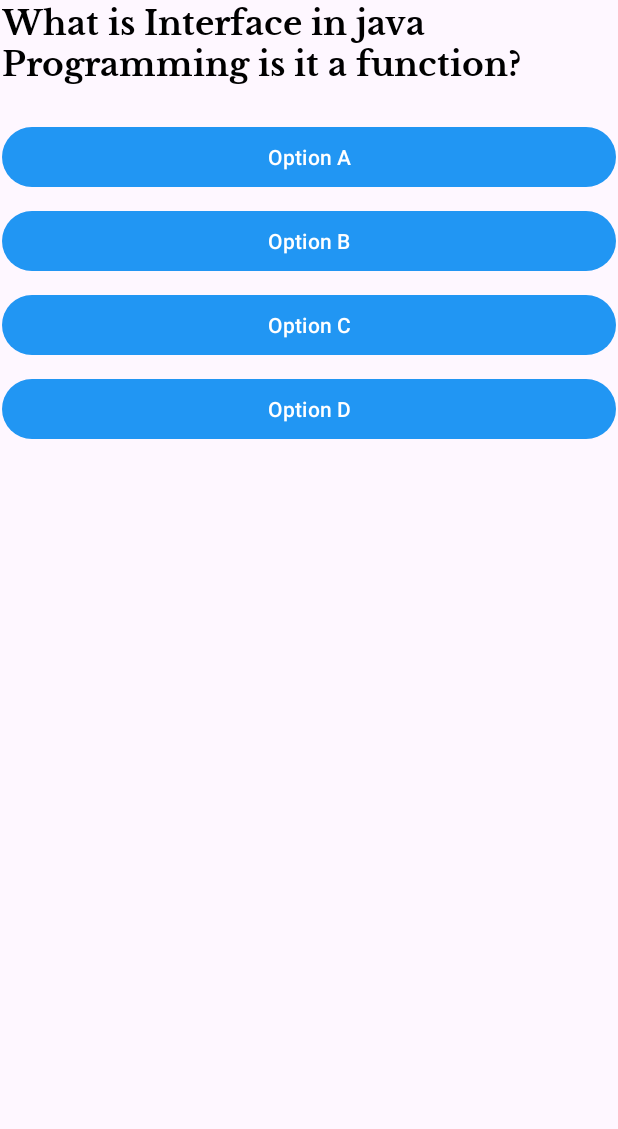
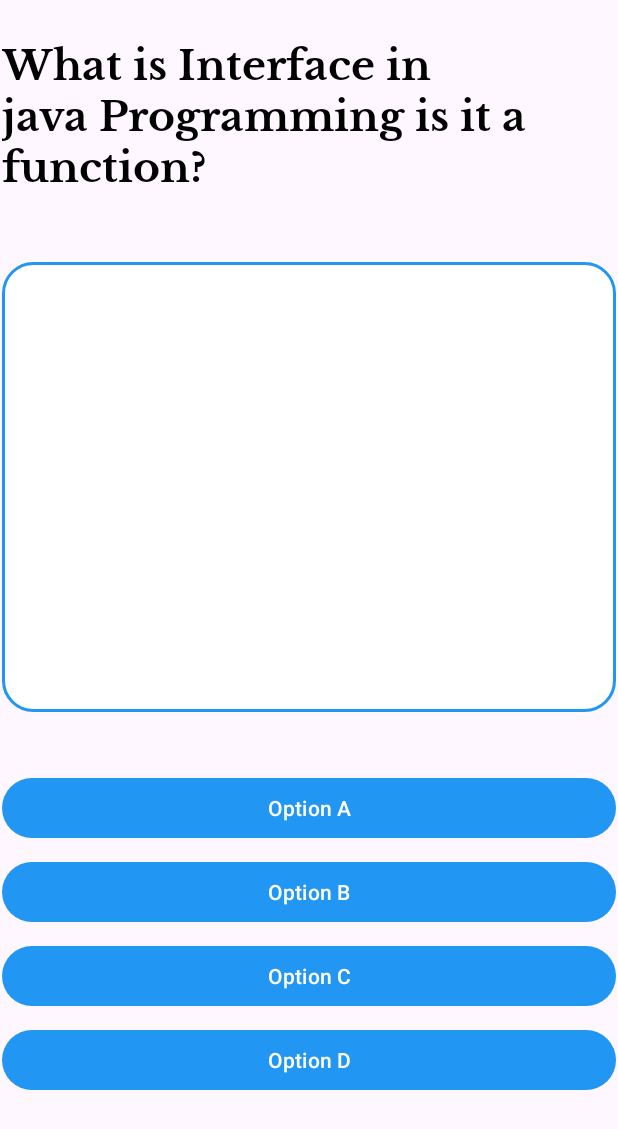
Before and after one commit to Mr-coder14/Quiz1, an Android app: the layout fragment_quiz_question.xml on its own in the app's theme, with its tools: preview values and no code run, on a phone screen of 412 x 824 dp. Shown: the top 1129 px of the screen. Run offline under Robolectric (Android 15) with nearby library versions, the phone set to English and light mode, and no system bars.

```diff
--- a/app/src/main/java/com/RapCodeTechnologies/Quiz/QuizActivity.java
+++ b/app/src/main/java/com/RapCodeTechnologies/Quiz/QuizActivity.java
@@ -34,6 +34,7 @@ public class QuizActivity extends AppCompatActivity {
     private ProgressBar quizprogress;
     private ImageButton imageButton;
     private int score = 0;
+    private ProgressBar progressBar1;
     @Override
     protected void onCreate(Bundle savedInstanceState) {
         super.onCreate(savedInstanceState);
@@ -41,9 +42,11 @@ public class QuizActivity extends AppCompatActivity {
         quiztitle=findViewById(R.id.quiztitile);
         timer=findViewById(R.id.timer);
         quizprogress=findViewById(R.id.progressquiz);
+        progressBar1=findViewById(R.id.progressbaroverall);
         imageButton=findViewById(R.id.backquiz);
         quizDatabase = FirebaseDatabase.getInstance().getReference("quiz_questions");
         loadQuestionsFromFirebase();
+        progressBar1.setVisibility(View.VISIBLE);
         imageButton.setOnClickListener(new View.OnClickListener() {
             @Override
             public void onClick(View view) {
@@ -81,6 +84,7 @@ public class QuizActivity extends AppCompatActivity {
 
     public void loadNextQuestion() {
         if (currentQuestionIndex < questionList.size()) {
+            progressBar1.setVisibility(View.GONE);
             findViewById(R.id.timer).setVisibility(View.VISIBLE);
             findViewById(R.id.progressquiz).setVisibility(View.VISIBLE);
             findViewById(R.id.backquiz).setVisibility(View.VISIBLE);
@@ -136,6 +140,7 @@ public class QuizActivity extends AppCompatActivity {
 
     private void showResultFragment() {
         findViewById(R.id.timer).setVisibility(View.GONE);
+        progressBar1.setVisibility(View.GONE);
         findViewById(R.id.progressquiz).setVisibility(View.GONE);
         findViewById(R.id.quiztitile).setVisibility(View.GONE);
         findViewById(R.id.timeriamge).setVisibility(View.GONE);
--- /dev/null
+++ b/app/src/main/res/drawable/baseline_arrow_back_24.xml
@@ -0,0 +1,5 @@
+<vector xmlns:android="http://schemas.android.com/apk/res/android" android:autoMirrored="true" android:height="24dp" android:tint="#000000" android:viewportHeight="24" android:viewportWidth="24" android:width="24dp">
+
+    <path android:fillColor="@android:color/white" android:pathData="M20,11H7.83l5.59,-5.59L12,4l-8,8 8,8 1.41,-1.41L7.83,13H20v-2z"/>
+
+</vector>
--- /dev/null
+++ b/app/src/main/res/drawable/baseline_cancel_24.xml
@@ -0,0 +1,5 @@
+<vector xmlns:android="http://schemas.android.com/apk/res/android" android:height="24dp" android:tint="#000000" android:viewportHeight="24" android:viewportWidth="24" android:width="24dp">
+
+    <path android:fillColor="@android:color/white" android:pathData="M12,2C6.47,2 2,6.47 2,12s4.47,10 10,10 10,-4.47 10,-10S17.53,2 12,2zM17,15.59L15.59,17 12,13.41 8.41,17 7,15.59 10.59,12 7,8.41 8.41,7 12,10.59 15.59,7 17,8.41 13.41,12 17,15.59z"/>
+
+</vector>
--- a/app/src/main/res/layout/fragment_quiz_question.xml
+++ b/app/src/main/res/layout/fragment_quiz_question.xml
@@ -11,21 +11,28 @@
     <TextView
         android:id="@+id/questionTextView"
         android:layout_width="match_parent"
+        android:layout_marginTop="25dp"
         android:layout_height="wrap_content"
         android:text="What is Interface in java Programming is it a function?"
-        android:textSize="22sp"
+        android:textSize="27sp"
         android:textColor="@color/black"
         android:paddingBottom="16dp"
         android:textStyle="bold"
         android:fontFamily="@font/librebaskervillebold"
         android:gravity="start" />
+    <ImageView
+        android:layout_width="match_parent"
+        android:layout_height="300dp"
+        android:layout_marginTop="30dp"
+        android:id="@+id/imageview"
+        android:background="@drawable/white_box"/>
 
 
     <Button
         android:id="@+id/optionA"
         android:layout_width="match_parent"
         android:layout_height="wrap_content"
-        android:layout_marginTop="8dp"
+        android:layout_marginTop="40dp"
         android:text="Option A" />
 
     <Button
```
Also changed, not shown: app/src/main/res/drawable/custom_progress_bar.xml (added, +19 -0 lines), app/src/main/res/layout/activity_quiz.xml (+27 -5 lines).
